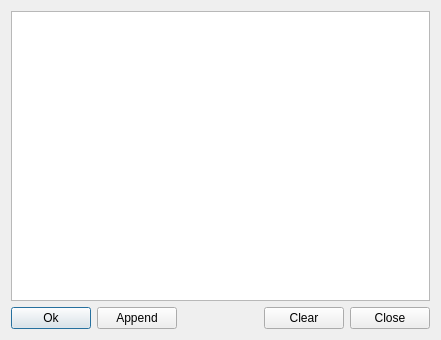
The window that ElmerGUI/Application/forms/materiallibrary.ui (ElmerCSC/elmerfem) describes before a commit, drawn with Qt 5.
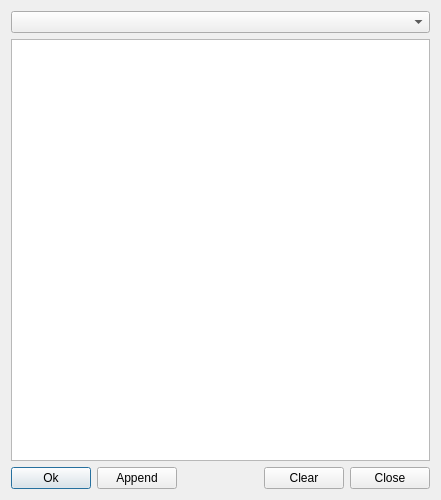
The same window after the commit. Icons and pictures are not drawn.

The edit to the form file:
```diff
--- a/ElmerGUI/Application/forms/materiallibrary.ui
+++ b/ElmerGUI/Application/forms/materiallibrary.ui
@@ -7,7 +7,7 @@
     <x>0</x>
     <y>0</y>
     <width>441</width>
-    <height>340</height>
+    <height>500</height>
    </rect>
   </property>
   <property name="windowTitle">
@@ -15,33 +15,16 @@
   </property>
  
 <layout class="QVBoxLayout" name="verticalLayout0">
-<item> 
-
-  <widget class="QListWidget" name="materialListWidget">
-   <property name="geometry">
-    <rect>
-     <x>20</x>
-     <y>10</y>
-     <width>401</width>
-     <height>279</height>
-    </rect>
-   </property>
-  </widget>
-  
+   <item>
+    <widget class="QComboBox" name="fileComboBox"/>
 </item>
 <item>
-
+    <widget class="QListWidget" name="materialListWidget"/>
+   </item>
+   <item>
 <layout class="QHBoxLayout" name="horizontalLayout0">
 <item>
   <widget class="QPushButton" name="okButton">
-   <property name="geometry">
-    <rect>
-     <x>341</x>
-     <y>300</y>
-     <width>80</width>
-     <height>26</height>
-    </rect>
-   </property>
    <property name="text">
     <string>Ok</string>
    </property>
@@ -53,14 +36,6 @@
 </item>
 <item>
   <widget class="QPushButton" name="appendButton">
-   <property name="geometry">
-    <rect>
-     <x>20</x>
-     <y>300</y>
-     <width>80</width>
-     <height>26</height>
-    </rect>
-   </property>
    <property name="text">
     <string>Append</string>
    </property>
@@ -85,14 +60,6 @@
           </item>
 <item>
   <widget class="QPushButton" name="clearButton">
-   <property name="geometry">
-    <rect>
-     <x>110</x>
-     <y>300</y>
-     <width>80</width>
-     <height>26</height>
-    </rect>
-   </property>
    <property name="text">
     <string>Clear</string>
    </property>
@@ -104,14 +71,6 @@
 </item>
 <item>
   <widget class="QPushButton" name="closeButton">
-   <property name="geometry">
-    <rect>
-     <x>250</x>
-     <y>300</y>
-     <width>80</width>
-     <height>26</height>
-    </rect>
-   </property>
    <property name="text">
     <string>Close</string>
    </property>
```
Left out of the diff: 7 changed lines with no effect on the pictures. Lines whose indentation alone changed are shown as unchanged.
